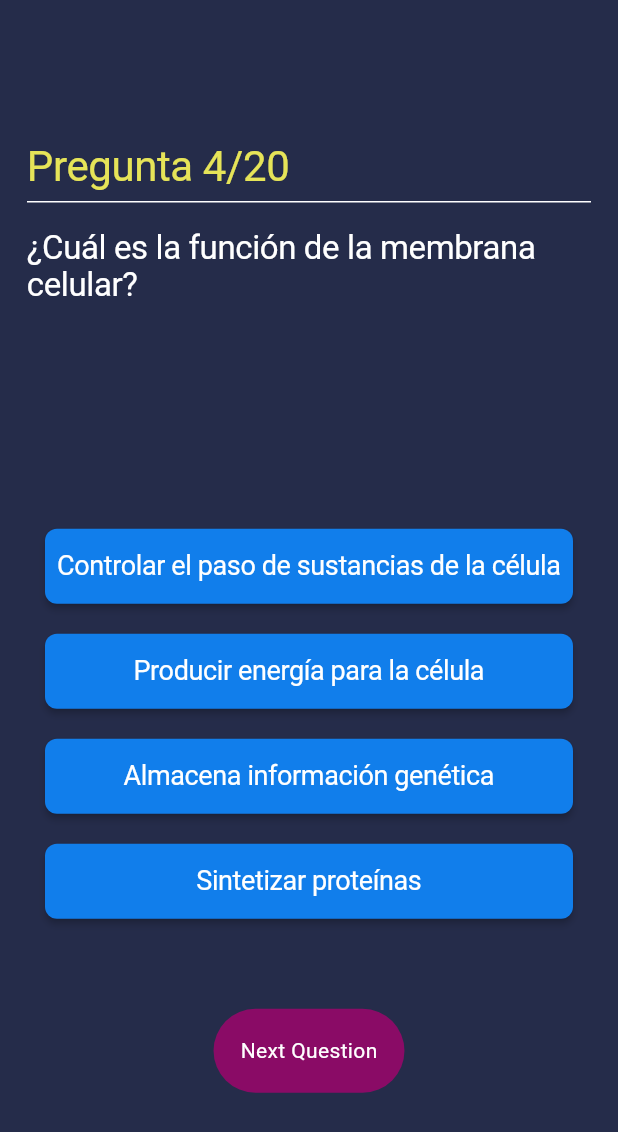
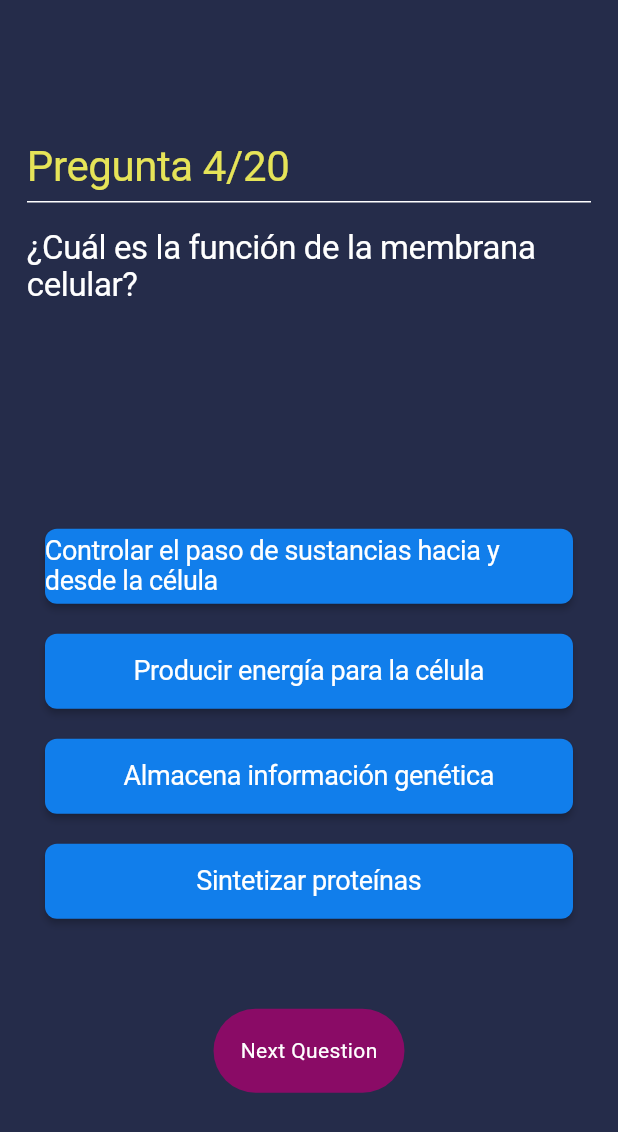
Before and after one commit to Bryan18-Alvarado/quizzApp, a Flutter app: the QuizzScreen screen opened directly, swiped to page 4, on a phone screen of 412 x 824 dp. Shown: the top 1132 px of the screen. Run offline on Flutter 3.47's test engine with Material 3 defaults, Android fonts, the phone set to English and light mode, and no system bars; our stand-ins replace google_fonts; Roboto replaces fonts that are missing (Abel, Alatsi).

```diff
--- a/flutter_quizz/lib/data/questions_example.dart
+++ b/flutter_quizz/lib/data/questions_example.dart
@@ -1,22 +1,23 @@
-import 'package:flutter_quizz/model/question_model.dart';
+import 'package:tiedepeli/model/question_model.dart';
 // import 'package:quizz_app/screens/review_quizz.dart';
-import 'package:flutter_quizz/data/questions_example.dart';
+import 'package:tiedepeli/data/questions_example.dart';
 import 'package:google_fonts/google_fonts.dart';
 import 'package:flutter/material.dart';
+
 
 
 List<QuestionModel> questions = [
   QuestionModel(
     "¿Qué estudia la biologia celular?",
     {
-      "creación de dispositivos móviles": false,
+      "Estudio de las especies": false,
       "manejo de las enfermedades": false,
       "Estudio de las celulas": true,
-      "enfocada en la reproducción de medicamentos": false,
+      "Enfocada en la reproducción de medicamentos": false,
     },
 
   ),
-  QuestionModel("¿Qué es la unidad básica de la vida?", {
+  QuestionModel("¿cuál es la unidad básica de la vida?", {
     "Tejido": false,
     "Órgano": false,
     "Célula": true,
@@ -29,9 +30,9 @@ List<QuestionModel> questions = [
     "ADN, molécula y célula": false,
   }),
   QuestionModel("¿Cuál es la función de la membrana celular?", {
-    "Controlar el paso de sustancias de la célula": false,
+    "Controlar el paso de sustancias hacia y desde la célula": true,
     "Producir energía para la célula": false,
-    "Almacena información genética": true,
+    "Almacena información genética": false,
     "Sintetizar proteínas": false,
   }),
   QuestionModel("¿Qué tipo de célula es responsable de la fotosíntesis?", {
@@ -117,7 +118,7 @@ List<QuestionModel> questions = [
     "Por transporte activo.": false,
     "Por difusión simple y difusión facilitada": false,
     "Por osmosis.": false,
-    "Por endocitosis y exocitosis": true,
+    "dentro y fuera de la célula a través de los procesos de endocitosis y exocitosis.": true,
   }),
   QuestionModel("¿Qué son las bacterias?", {
     "Hongos microscópicos que pueden causar infecciones.": false,
@@ -135,8 +136,9 @@ List<QuestionModel> questions = [
       }),
   QuestionModel(
       "¿Qué son las células madre?", {
-    "Células con la capacidad de convertirse en variados tipos de células": true,
+    "Células con la capacidad de convertirse en diversos tipos de células": true,
     "Células que se encuentran en la sangre": false,
     "Células que se encuentran en los huesos": false,
+    "ninguna de las anteriores": false,
   }),
 ];
--- a/flutter_quizz/lib/main.dart
+++ b/flutter_quizz/lib/main.dart
@@ -1,5 +1,5 @@
 import 'package:flutter/material.dart';
-import 'package:flutter_quizz/screens/main_menu.dart';
+import 'package:tiedepeli/screens/main_menu.dart';
 
 void main() {
   runApp(const MyApp());
@@ -11,6 +11,7 @@ class MyApp extends StatelessWidget {
   @override
   Widget build(BuildContext context) {
     return MaterialApp(
+      debugShowCheckedModeBanner: false,
       home: const MainMenu(),
     );
   }
--- a/flutter_quizz/lib/screens/result_screen.dart
+++ b/flutter_quizz/lib/screens/result_screen.dart
@@ -1,7 +1,7 @@
 import 'package:flutter/cupertino.dart';
 import 'package:flutter/material.dart';
-import 'package:flutter_quizz/screens/main_menu.dart';
-import 'package:flutter_quizz/ui/shared/color.dart';
+import 'package:tiedepeli/screens/main_menu.dart';
+import 'package:tiedepeli/ui/shared/color.dart';
 import 'package:google_fonts/google_fonts.dart';
 
 class ResultScreen extends StatefulWidget {
--- a/flutter_quizz/lib/widgets/quizz_widget.dart
+++ b/flutter_quizz/lib/widgets/quizz_widget.dart
@@ -1,6 +1,6 @@
 import 'package:flutter/material.dart';
-import 'package:flutter_quizz/model/question_model.dart';
-import 'package:flutter_quizz/ui/shared/color.dart';
+import 'package:tiedepeli/model/question_model.dart';
+import 'package:tiedepeli/ui/shared/color.dart';
 
 Widget questionWidget(
     QuestionModel questionModel, void Function() function, bool presed) {
--- a/flutter_quizz/pubspec.yaml
+++ b/flutter_quizz/pubspec.yaml
@@ -1,4 +1,4 @@
-name: flutter_quizz
+name: tiedepeli
 description: A new Flutter project.
 
 # The following line prevents the package from being accidentally published to
@@ -33,7 +33,9 @@ dependencies:
 
   # cupertino_icons: ^2.1.0
 
+  get: ^4.6.6
   google_fonts: ^6.2.1
+  material_design_icons_flutter: ^7.0.7296
 
   # The following adds the Cupertino Icons font to your application.
   # Use with the CupertinoIcons class for iOS style icons.
```
Also changed, not shown: flutter_quizz/lib/screens/main_menu.dart (+3 -4 lines), flutter_quizz/lib/screens/quizz_screen.dart (+6 -5 lines), flutter_quizz/pubspec.lock, 12 other files.
